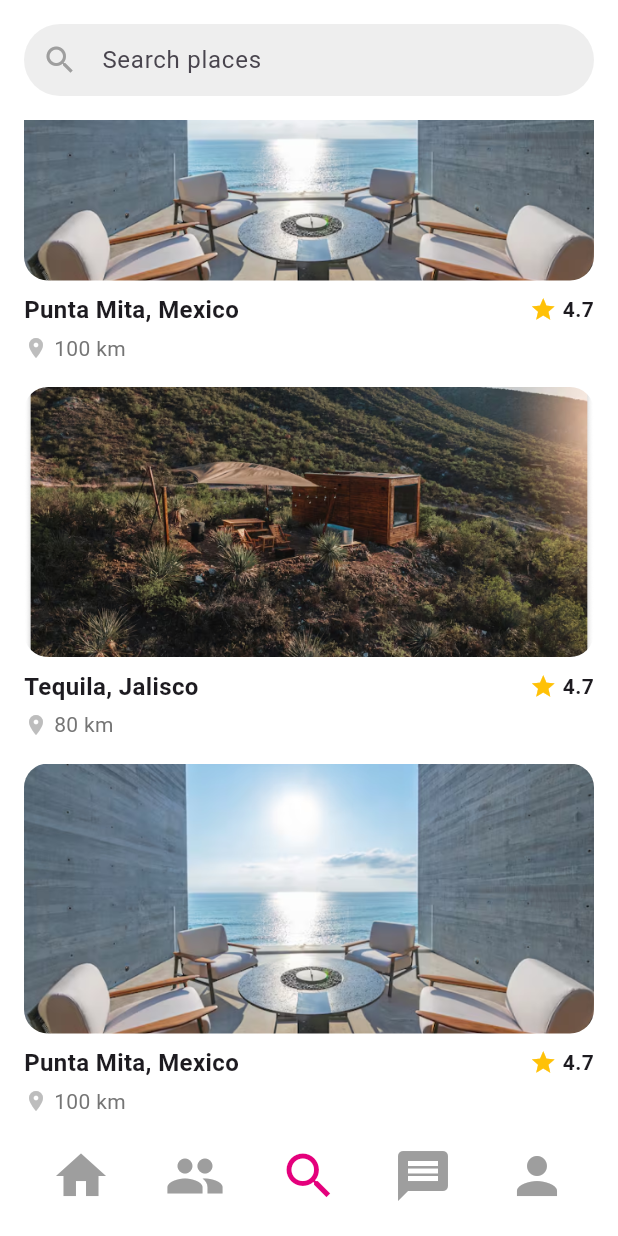
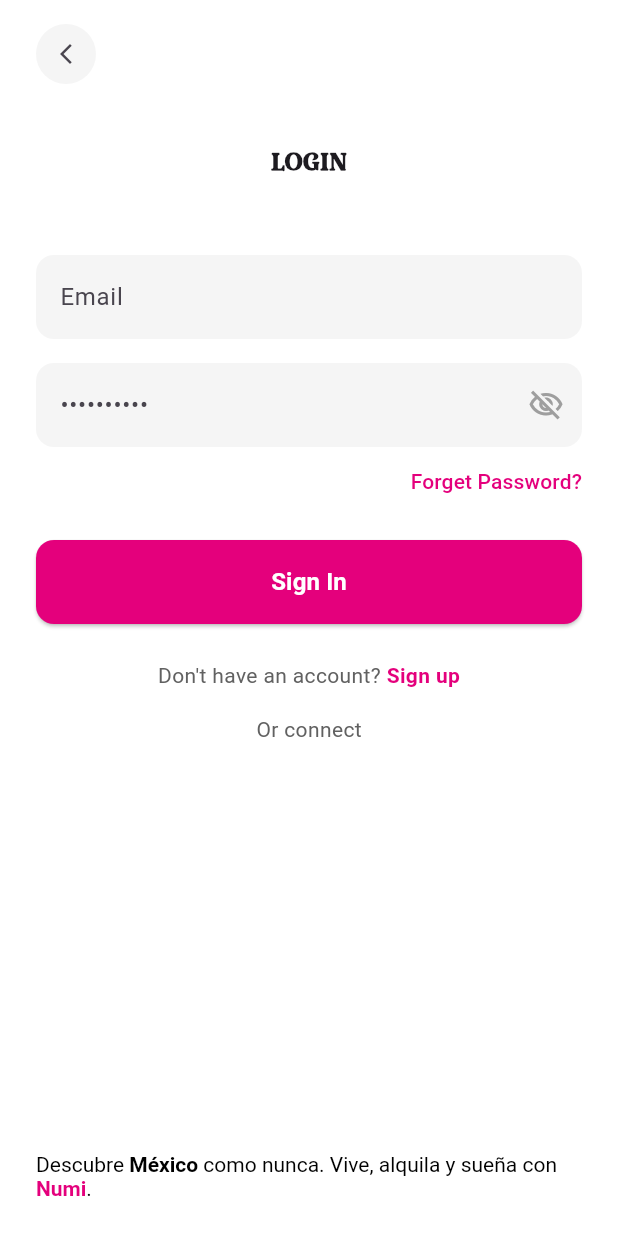
Before and after one commit to KevinDeLeon1906/Proyecto_DesarrolloMovil, a Flutter app: the screen it shows after launch, scrolled down 369 dp, after a tap on the "person" icon, on a phone screen of 412 x 824 dp. Run offline on Flutter 3.47's test engine with Material 3 defaults, Android fonts, the phone set to English and light mode, and no system bars.

Commit message:
Pantalla de login

```diff
--- /dev/null
+++ b/lib/pantalla_login.dart
@@ -0,0 +1,235 @@
+import 'package:flutter/material.dart';
+import 'package:proyecto/constantes.dart' as con;
+
+class LoginScreen extends StatefulWidget {
+  const LoginScreen({super.key});
+
+  @override
+  State<LoginScreen> createState() => _LoginScreenState();
+}
+
+class _LoginScreenState extends State<LoginScreen> {
+  bool _obscureText = true;
+  final TextEditingController _emailController = TextEditingController();
+  final TextEditingController _passwordController = TextEditingController();
+
+  @override
+  void dispose() {
+    _emailController.dispose();
+    _passwordController.dispose();
+    super.dispose();
+  }
+
+  @override
+  Widget build(BuildContext context) {
+    return Scaffold(
+      backgroundColor: Colors.white,
+      body: SafeArea(
+        child: Padding(
+          padding: const EdgeInsets.symmetric(horizontal: 24.0),
+          child: Column(
+            crossAxisAlignment: CrossAxisAlignment.start,
+            children: [
+              const SizedBox(height: 16),
+
+              // Botón de regreso
+              Container(
+                width: 40,
+                height: 40,
+                decoration: BoxDecoration(
+                  shape: BoxShape.circle,
+                  color: Colors.grey[100],
+                ),
+                child: IconButton(
+                  icon: const Icon(Icons.arrow_back_ios_new, size: 16),
+                  onPressed: () {
+                    Navigator.pop(context);
+                  },
+                ),
+              ),
+
+              const SizedBox(height: 40),
+
+              // Título LOGIN
+              const Center(
+                child: Text(
+                  'LOGIN',
+                  style: TextStyle(
+                    fontFamily: 'Katibeh',
+                    fontSize: 24,
+                    fontWeight: FontWeight.bold,
+                  ),
+                ),
+              ),
+
+              const SizedBox(height: 40),
+
+              // Campo de email
+              Container(
+                decoration: BoxDecoration(
+                  color: Colors.grey[100],
+                  borderRadius: BorderRadius.circular(12),
+                ),
+                child: TextField(
+                  controller: _emailController,
+                  decoration: const InputDecoration(
+                    hintText: 'Email',
+                    border: InputBorder.none,
+                    contentPadding: EdgeInsets.symmetric(horizontal: 16, vertical: 16),
+                  ),
+                  keyboardType: TextInputType.emailAddress,
+                ),
+              ),
+
+              const SizedBox(height: 16),
+
+              // Campo de contraseña
+              Container(
+                decoration: BoxDecoration(
+                  color: Colors.grey[100],
+                  borderRadius: BorderRadius.circular(12),
+                ),
+                child: TextField(
+                  controller: _passwordController,
+                  obscureText: _obscureText,
+                  decoration: InputDecoration(
+                    hintText: '••••••••••',
+                    border: InputBorder.none,
+                    contentPadding: const EdgeInsets.symmetric(horizontal: 16, vertical: 16),
+                    suffixIcon: IconButton(
+                      icon: Icon(
+                        _obscureText ? Icons.visibility_off_outlined : Icons.visibility_outlined,
+                        color: Colors.grey,
+                      ),
+                      onPressed: () {
+                        setState(() {
+                          _obscureText = !_obscureText;
+                        });
+                      },
+                    ),
+                  ),
+                ),
+              ),
+
+              const SizedBox(height: 8),
+
+              // Olvidó contraseña
+              Align(
+                alignment: Alignment.centerRight,
+                child: TextButton(
+                  onPressed: () {
+                    // Acción para recuperar contraseña
+                  },
+                  style: TextButton.styleFrom(
+                    foregroundColor: con.rosa,
+                    padding: EdgeInsets.zero,
+                    minimumSize: const Size(0, 30),
+                    tapTargetSize: MaterialTapTargetSize.shrinkWrap,
+                  ),
+                  child: const Text(
+                    'Forget Password?',
+                    style: TextStyle(fontSize: 14),
+                  ),
+                ),
+              ),
+
+              const SizedBox(height: 24),
+
+              // Botón de inicio de sesión
+              SizedBox(
+                width: double.infinity,
+                height: 56,
+                child: ElevatedButton(
+                  onPressed: () {
+                    // Acción para iniciar sesión
+                  },
+                  style: ElevatedButton.styleFrom(
+                    backgroundColor: con.rosa,
+                    foregroundColor: Colors.white,
+                    shape: RoundedRectangleBorder(
+                      borderRadius: BorderRadius.circular(12),
+                    ),
+                  ),
+                  child: const Text(
+                    'Sign In',
+                    style: TextStyle(
+                      fontSize: 16,
+                      fontWeight: FontWeight.bold,
+                    ),
+                  ),
+                ),
+              ),
+
+              const SizedBox(height: 24),
+
+              // No tiene cuenta
+              Row(
+                mainAxisAlignment: MainAxisAlignment.center,
+                children: [
+                  Text(
+                    'Don\'t have an account? ',
+                    style: TextStyle(
+                      color: Colors.grey[700],
+                      fontSize: 14,
+                    ),
+                  ),
+                  GestureDetector(
+                    onTap: () {
+                      // Acción para registrarse
+                    },
+                    child: const Text(
+                      'Sign up',
+                      style: TextStyle(
+                        color: con.rosa,
+                        fontWeight: FontWeight.bold,
+                        fontSize: 14,
+                      ),
+                    ),
+                  ),
+                ],
+              ),
+
+              const SizedBox(height: 16),
+
+              // O conectar
+              Center(
+                child: Text(
+                  'Or connect',
+                  style: TextStyle(
+                    color: Colors.grey[700],
+                    fontSize: 14,
+                  ),
+                ),
+              ),
+
+              const Spacer(),
+
+              // Texto de pie de página
+              Padding(
+                padding: const EdgeInsets.only(bottom: 24.0),
+                child: RichText(
+                  text: const TextSpan(
+                    style: TextStyle(fontSize: 14, color: Colors.black),
+                    children: [
+                      TextSpan(text: 'Descubre '),
+                      TextSpan(text: 'México', style: TextStyle(fontWeight: FontWeight.bold)),
+                      TextSpan(text: ' como nunca. Vive, alquila y sueña con '),
+                      TextSpan(
+                        text: 'Numi',
+                        style: TextStyle(
+                          color: con.rosa,
+                          fontWeight: FontWeight.bold,
+                        ),
+                      ),
+                      TextSpan(text: '.'),
+                    ],
+                  ),
+                ),
+              ),
+            ],
+          ),
+        ),
+      ),
+    );
+  }
+}
--- a/lib/pantalla_principal.dart
+++ b/lib/pantalla_principal.dart
@@ -1,5 +1,6 @@
 import 'package:flutter/material.dart';
 import 'package:proyecto/destinoCard.dart';
+import 'package:proyecto/pantalla_login.dart';
 
 import 'constantes.dart' as con;
 
@@ -126,7 +127,13 @@ class _PantallaPrincipalState extends State<PantallaPrincipal> {
               ),
               IconButton(
                 icon: const Icon(Icons.person, color: Colors.grey, size: 40),
-                onPressed: () {},
+                onPressed: () {
+                  Navigator.of(context).push(
+                    MaterialPageRoute(
+                      builder: (context) => LoginScreen(),
+                  )
+                  );
+                },
               ),
             ],
           ),
```
